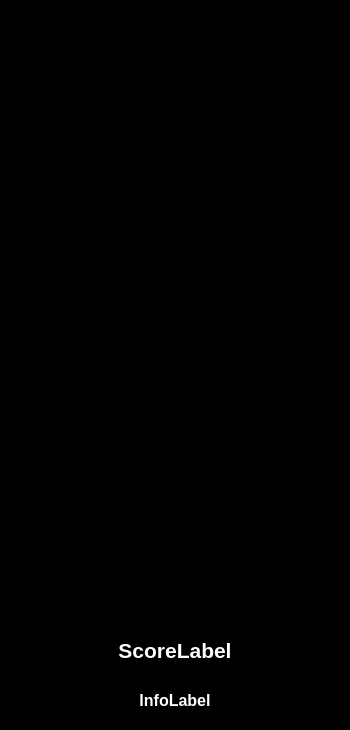
The window that game_window.ui (adamchor1992/Tetris_Game_Qt_Cplusplus) describes before a commit, drawn with Qt 5.
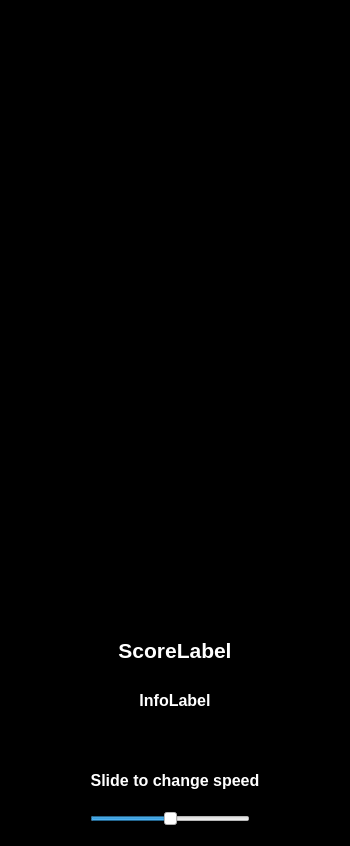
The same window after the commit.

Commit message: added game speed control using slider

Patch:
```diff
--- a/game_window.ui
+++ b/game_window.ui
@@ -7,7 +7,7 @@
     <x>0</x>
     <y>0</y>
     <width>350</width>
-    <height>730</height>
+    <height>846</height>
    </rect>
   </property>
   <property name="minimumSize">
@@ -556,6 +556,503 @@
      <set>Qt::AlignCenter</set>
     </property>
    </widget>
+   <widget class="QSlider" name="m_SpeedHorizontalSlider">
+    <property name="enabled">
+     <bool>true</bool>
+    </property>
+    <property name="geometry">
+     <rect>
+      <x>90</x>
+      <y>810</y>
+      <width>160</width>
+      <height>18</height>
+     </rect>
+    </property>
+    <property name="palette">
+     <palette>
+      <active>
+       <colorrole role="WindowText">
+        <brush brushstyle="SolidPattern">
+         <color alpha="255">
+          <red>0</red>
+          <green>0</green>
+          <blue>0</blue>
+         </color>
+        </brush>
+       </colorrole>
+       <colorrole role="Button">
+        <brush brushstyle="SolidPattern">
+         <color alpha="255">
+          <red>255</red>
+          <green>255</green>
+          <blue>255</blue>
+         </color>
+        </brush>
+       </colorrole>
+       <colorrole role="Light">
+        <brush brushstyle="SolidPattern">
+         <color alpha="255">
+          <red>255</red>
+          <green>255</green>
+          <blue>255</blue>
+         </color>
+        </brush>
+       </colorrole>
+       <colorrole role="Midlight">
+        <brush brushstyle="SolidPattern">
+         <color alpha="255">
+          <red>255</red>
+          <green>255</green>
+          <blue>255</blue>
+         </color>
+        </brush>
+       </colorrole>
+       <colorrole role="Dark">
+        <brush brushstyle="SolidPattern">
+         <color alpha="255">
+          <red>127</red>
+          <green>127</green>
+          <blue>127</blue>
+         </color>
+        </brush>
+       </colorrole>
+       <colorrole role="Mid">
+        <brush brushstyle="SolidPattern">
+         <color alpha="255">
+          <red>170</red>
+          <green>170</green>
+          <blue>170</blue>
+         </color>
+        </brush>
+       </colorrole>
+       <colorrole role="Text">
+        <brush brushstyle="SolidPattern">
+         <color alpha="255">
+          <red>0</red>
+          <green>0</green>
+          <blue>0</blue>
+         </color>
+        </brush>
+       </colorrole>
+       <colorrole role="BrightText">
+        <brush brushstyle="SolidPattern">
+         <color alpha="255">
+          <red>255</red>
+          <green>255</green>
+          <blue>255</blue>
+         </color>
+        </brush>
+       </colorrole>
+       <colorrole role="ButtonText">
+        <brush brushstyle="SolidPattern">
+         <color alpha="255">
+          <red>0</red>
+          <green>0</green>
+          <blue>0</blue>
+         </color>
+        </brush>
+       </colorrole>
+       <colorrole role="Base">
+        <brush brushstyle="SolidPattern">
+         <color alpha="255">
+          <red>255</red>
+          <green>255</green>
+          <blue>255</blue>
+         </color>
+        </brush>
+       </colorrole>
+       <colorrole role="Window">
+        <brush brushstyle="SolidPattern">
+         <color alpha="255">
+          <red>255</red>
+          <green>255</green>
+          <blue>255</blue>
+         </color>
+        </brush>
+       </colorrole>
+       <colorrole role="Shadow">
+        <brush brushstyle="SolidPattern">
+         <color alpha="255">
+          <red>0</red>
+          <green>0</green>
+          <blue>0</blue>
+         </color>
+        </brush>
+       </colorrole>
+       <colorrole role="AlternateBase">
+        <brush brushstyle="SolidPattern">
+         <color alpha="255">
+          <red>255</red>
+          <green>255</green>
+          <blue>255</blue>
+         </color>
+        </brush>
+       </colorrole>
+       <colorrole role="ToolTipBase">
+        <brush brushstyle="SolidPattern">
+         <color alpha="255">
+          <red>255</red>
+          <green>255</green>
+          <blue>220</blue>
+         </color>
+        </brush>
+       </colorrole>
+       <colorrole role="ToolTipText">
+        <brush brushstyle="SolidPattern">
+         <color alpha="255">
+          <red>0</red>
+          <green>0</green>
+          <blue>0</blue>
+         </color>
+        </brush>
+       </colorrole>
+       <colorrole role="PlaceholderText">
+        <brush brushstyle="SolidPattern">
+         <color alpha="128">
+          <red>0</red>
+          <green>0</green>
+          <blue>0</blue>
+         </color>
+        </brush>
+       </colorrole>
+      </active>
+      <inactive>
+       <colorrole role="WindowText">
+        <brush brushstyle="SolidPattern">
+         <color alpha="255">
+          <red>0</red>
+          <green>0</green>
+          <blue>0</blue>
+         </color>
+        </brush>
+       </colorrole>
+       <colorrole role="Button">
+        <brush brushstyle="SolidPattern">
+         <color alpha="255">
+          <red>255</red>
+          <green>255</green>
+          <blue>255</blue>
+         </color>
+        </brush>
+       </colorrole>
+       <colorrole role="Light">
+        <brush brushstyle="SolidPattern">
+         <color alpha="255">
+          <red>255</red>
+          <green>255</green>
+          <blue>255</blue>
+         </color>
+        </brush>
+       </colorrole>
+       <colorrole role="Midlight">
+        <brush brushstyle="SolidPattern">
+         <color alpha="255">
+          <red>255</red>
+          <green>255</green>
+          <blue>255</blue>
+         </color>
+        </brush>
+       </colorrole>
+       <colorrole role="Dark">
+        <brush brushstyle="SolidPattern">
+         <color alpha="255">
+          <red>127</red>
+          <green>127</green>
+          <blue>127</blue>
+         </color>
+        </brush>
+       </colorrole>
+       <colorrole role="Mid">
+        <brush brushstyle="SolidPattern">
+         <color alpha="255">
+          <red>170</red>
+          <green>170</green>
+          <blue>170</blue>
+         </color>
+        </brush>
+       </colorrole>
+       <colorrole role="Text">
+        <brush brushstyle="SolidPattern">
+         <color alpha="255">
+          <red>0</red>
+          <green>0</green>
+          <blue>0</blue>
+         </color>
+        </brush>
+       </colorrole>
+       <colorrole role="BrightText">
+        <brush brushstyle="SolidPattern">
+         <color alpha="255">
+          <red>255</red>
+          <green>255</green>
+          <blue>255</blue>
+         </color>
+        </brush>
+       </colorrole>
+       <colorrole role="ButtonText">
+        <brush brushstyle="SolidPattern">
+         <color alpha="255">
+          <red>0</red>
+          <green>0</green>
+          <blue>0</blue>
+         </color>
+        </brush>
+       </colorrole>
+       <colorrole role="Base">
+        <brush brushstyle="SolidPattern">
+         <color alpha="255">
+          <red>255</red>
+          <green>255</green>
+          <blue>255</blue>
+         </color>
+        </brush>
+       </colorrole>
+       <colorrole role="Window">
+        <brush brushstyle="SolidPattern">
+         <color alpha="255">
+          <red>255</red>
+          <green>255</green>
+          <blue>255</blue>
+         </color>
+        </brush>
+       </colorrole>
+       <colorrole role="Shadow">
+        <brush brushstyle="SolidPattern">
+         <color alpha="255">
+          <red>0</red>
+          <green>0</green>
+          <blue>0</blue>
+         </color>
+        </brush>
+       </colorrole>
+       <colorrole role="AlternateBase">
+        <brush brushstyle="SolidPattern">
+         <color alpha="255">
+          <red>255</red>
+          <green>255</green>
+          <blue>255</blue>
+         </color>
+        </brush>
+       </colorrole>
+       <colorrole role="ToolTipBase">
+        <brush brushstyle="SolidPattern">
+         <color alpha="255">
+          <red>255</red>
+          <green>255</green>
+          <blue>220</blue>
+         </color>
+        </brush>
+       </colorrole>
+       <colorrole role="ToolTipText">
+        <brush brushstyle="SolidPattern">
+         <color alpha="255">
+          <red>0</red>
+          <green>0</green>
+          <blue>0</blue>
+         </color>
+        </brush>
+       </colorrole>
+       <colorrole role="PlaceholderText">
+        <brush brushstyle="SolidPattern">
+         <color alpha="128">
+          <red>0</red>
+          <green>0</green>
+          <blue>0</blue>
+         </color>
+        </brush>
+       </colorrole>
+      </inactive>
+      <disabled>
+       <colorrole role="WindowText">
+        <brush brushstyle="SolidPattern">
+         <color alpha="255">
+          <red>127</red>
+          <green>127</green>
+          <blue>127</blue>
+         </color>
+        </brush>
+       </colorrole>
+       <colorrole role="Button">
+        <brush brushstyle="SolidPattern">
+         <color alpha="255">
+          <red>255</red>
+          <green>255</green>
+          <blue>255</blue>
+         </color>
+        </brush>
+       </colorrole>
+       <colorrole role="Light">
+        <brush brushstyle="SolidPattern">
+         <color alpha="255">
+          <red>255</red>
+          <green>255</green>
+          <blue>255</blue>
+         </color>
+        </brush>
+       </colorrole>
+       <colorrole role="Midlight">
+        <brush brushstyle="SolidPattern">
+         <color alpha="255">
+          <red>255</red>
+          <green>255</green>
+          <blue>255</blue>
+         </color>
+        </brush>
+       </colorrole>
+       <colorrole role="Dark">
+        <brush brushstyle="SolidPattern">
+         <color alpha="255">
+          <red>127</red>
+          <green>127</green>
+          <blue>127</blue>
+         </color>
+        </brush>
+       </colorrole>
+       <colorrole role="Mid">
+        <brush brushstyle="SolidPattern">
+         <color alpha="255">
+          <red>170</red>
+          <green>170</green>
+          <blue>170</blue>
+         </color>
+        </brush>
+       </colorrole>
+       <colorrole role="Text">
+        <brush brushstyle="SolidPattern">
+         <color alpha="255">
+          <red>127</red>
+          <green>127</green>
+          <blue>127</blue>
+         </color>
+        </brush>
+       </colorrole>
+       <colorrole role="BrightText">
+        <brush brushstyle="SolidPattern">
+         <color alpha="255">
+          <red>255</red>
+          <green>255</green>
+          <blue>255</blue>
+         </color>
+        </brush>
+       </colorrole>
+       <colorrole role="ButtonText">
+        <brush brushstyle="SolidPattern">
+         <color alpha="255">
+          <red>127</red>
+          <green>127</green>
+          <blue>127</blue>
+         </color>
+        </brush>
+       </colorrole>
+       <colorrole role="Base">
+        <brush brushstyle="SolidPattern">
+         <color alpha="255">
+          <red>255</red>
+          <green>255</green>
+          <blue>255</blue>
+         </color>
+        </brush>
+       </colorrole>
+       <colorrole role="Window">
+        <brush brushstyle="SolidPattern">
+         <color alpha="255">
+          <red>255</red>
+          <green>255</green>
+          <blue>255</blue>
+         </color>
+        </brush>
+       </colorrole>
+       <colorrole role="Shadow">
+        <brush brushstyle="SolidPattern">
+         <color alpha="255">
+          <red>0</red>
+          <green>0</green>
+          <blue>0</blue>
+         </color>
+        </brush>
+       </colorrole>
+       <colorrole role="AlternateBase">
+        <brush brushstyle="SolidPattern">
+         <color alpha="255">
+          <red>255</red>
+          <green>255</green>
+          <blue>255</blue>
+         </color>
+        </brush>
+       </colorrole>
+       <colorrole role="ToolTipBase">
+        <brush brushstyle="SolidPattern">
+         <color alpha="255">
+          <red>255</red>
+          <green>255</green>
+          <blue>220</blue>
+         </color>
+        </brush>
+       </colorrole>
+       <colorrole role="ToolTipText">
+        <brush brushstyle="SolidPattern">
+         <color alpha="255">
+          <red>0</red>
+          <green>0</green>
+          <blue>0</blue>
+         </color>
+        </brush>
+       </colorrole>
+       <colorrole role="PlaceholderText">
+        <brush brushstyle="SolidPattern">
+         <color alpha="128">
+          <red>0</red>
+          <green>0</green>
+          <blue>0</blue>
+         </color>
+        </brush>
+       </colorrole>
+      </disabled>
+     </palette>
+    </property>
+    <property name="autoFillBackground">
+     <bool>false</bool>
+    </property>
+    <property name="maximum">
+     <number>10</number>
+    </property>
+    <property name="value">
+     <number>5</number>
+    </property>
+    <property name="orientation">
+     <enum>Qt::Horizontal</enum>
+    </property>
+    <property name="invertedAppearance">
+     <bool>false</bool>
+    </property>
+    <property name="invertedControls">
+     <bool>false</bool>
+    </property>
+   </widget>
+   <widget class="QLabel" name="m_SpeedSliderLabel">
+    <property name="geometry">
+     <rect>
+      <x>20</x>
+      <y>760</y>
+      <width>310</width>
+      <height>40</height>
+     </rect>
+    </property>
+    <property name="font">
+     <font>
+      <family>Arial</family>
+      <pointsize>12</pointsize>
+      <weight>75</weight>
+      <bold>true</bold>
+     </font>
+    </property>
+    <property name="text">
+     <string>Slide to change speed</string>
+    </property>
+    <property name="alignment">
+     <set>Qt::AlignCenter</set>
+    </property>
+   </widget>
   </widget>
  </widget>
  <layoutdefault spacing="6" margin="11"/>
```
The commit also changes 4 other files.
